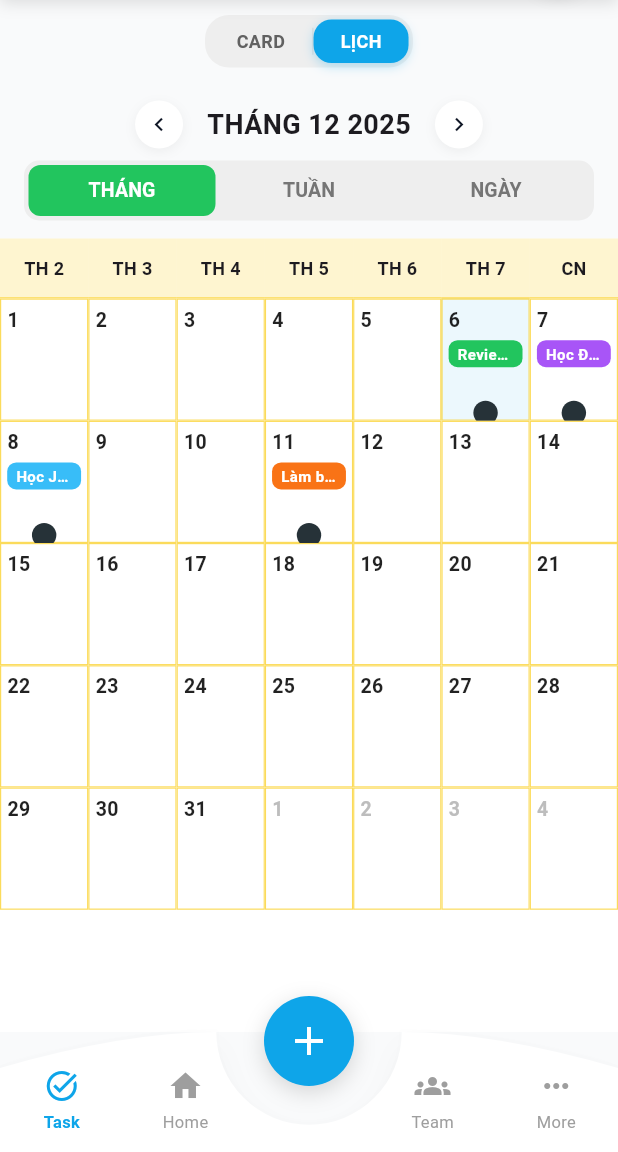
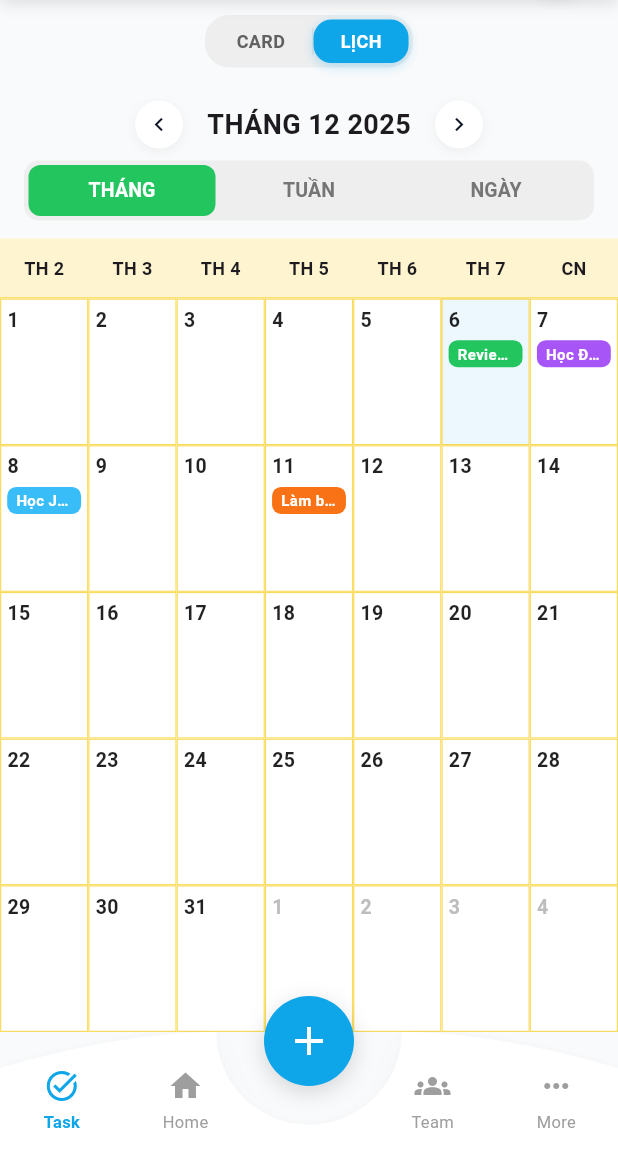
Before and after one commit to phepham22it216/flip, a Flutter app: the screen it shows after launch, on a phone screen of 412 x 824 dp, the part 84-1236 px from its top. Run offline on Flutter 3.47's test engine with Material 3 defaults, Android fonts, the light colour scheme and no system bars; drawn by our look-alikes of table_calendar; our stand-ins replace firebase_core; accounts and stored records are empty.

Commit message:
fix calendar

```diff
--- a/lib/features/tasks/widgets/task_table_calendar.dart
+++ b/lib/features/tasks/widgets/task_table_calendar.dart
@@ -32,8 +32,10 @@ class TaskTableCalendar extends StatelessWidget {
       ),
       child: LayoutBuilder(
         builder: (context, constraints) {
-          final rowCount = format == CalendarFormat.month ? 6 : 2;
+          // Số hàng: 5 hàng cho month view (thay vì 6)
+          final rowCount = format == CalendarFormat.month ? 5 : 2;
           final daysOfWeekHeight = 40.0;
+          // Tính chiều cao còn lại để chia đều cho các ô
           final availableHeight = constraints.maxHeight - daysOfWeekHeight;
           final cellHeight = availableHeight / rowCount;
 
@@ -75,6 +77,10 @@ class TaskTableCalendar extends StatelessWidget {
                 outsideDaysVisible: true,
                 cellMargin: EdgeInsets.zero,
                 cellPadding: EdgeInsets.zero,
+                // Tắt marker mặc định (cục đen đen)
+                markerDecoration: const BoxDecoration(
+                  color: Colors.transparent,
+                ),
               ),
               daysOfWeekStyle: DaysOfWeekStyle(
                 weekdayStyle: TextStyle(
```
